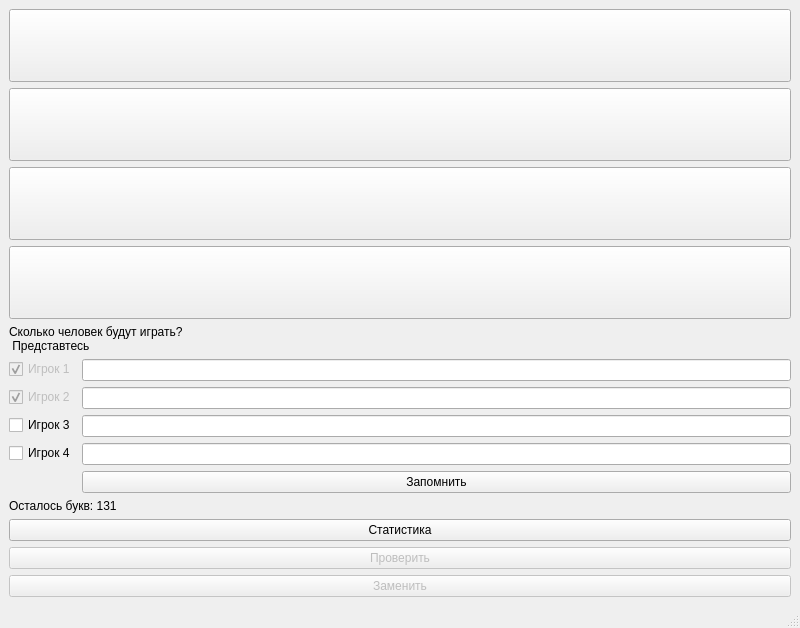
The window that design/design.ui (brrr-ali/Scrabble) describes before a commit, drawn with Qt 5.
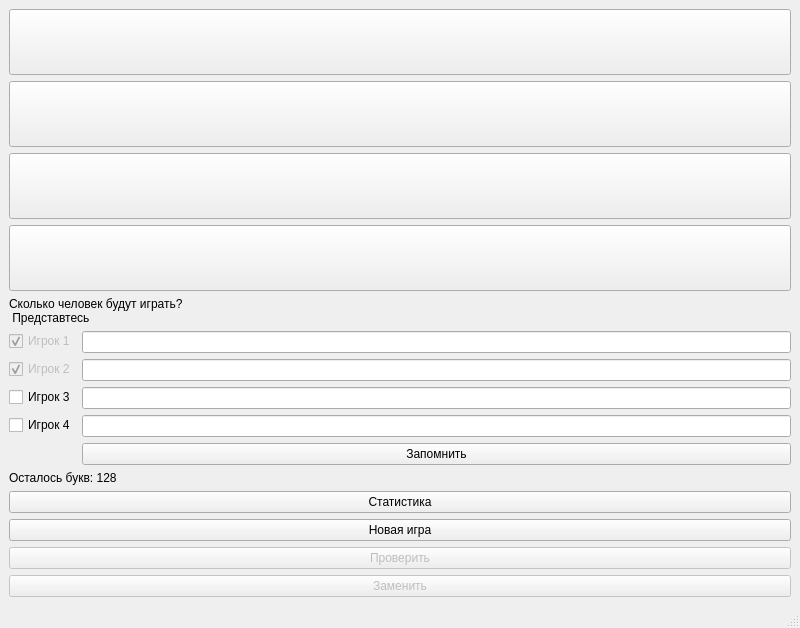
The same window after the commit.

The edit to the form file:
```diff
--- a/design/design.ui
+++ b/design/design.ui
@@ -42,13 +42,6 @@
       <property name="sizeConstraint">
        <enum>QLayout::SetDefaultConstraint</enum>
       </property>
-      <item row="12" column="1">
-       <widget class="QLabel" name="number_of_remaining_letters">
-        <property name="text">
-         <string>Осталось букв: 131</string>
-        </property>
-       </widget>
-      </item>
       <item row="4" column="1">
        <widget class="QPushButton" name="player2">
         <property name="sizePolicy">
@@ -65,7 +58,14 @@
         </property>
        </widget>
       </item>
-      <item row="16" column="1">
+      <item row="12" column="1">
+       <widget class="QLabel" name="number_of_remaining_letters">
+        <property name="text">
+         <string>Осталось букв: 128</string>
+        </property>
+       </widget>
+      </item>
+      <item row="17" column="1">
        <widget class="QPushButton" name="btn_replaced_letters">
         <property name="enabled">
          <bool>false</bool>
@@ -263,6 +263,13 @@
         </property>
        </widget>
       </item>
+      <item row="14" column="1">
+       <widget class="QPushButton" name="new_play">
+        <property name="text">
+         <string>Новая игра</string>
+        </property>
+       </widget>
+      </item>
      </layout>
     </item>
    </layout>
```
Left out of the diff: 20 changed lines with no effect on the pictures.
